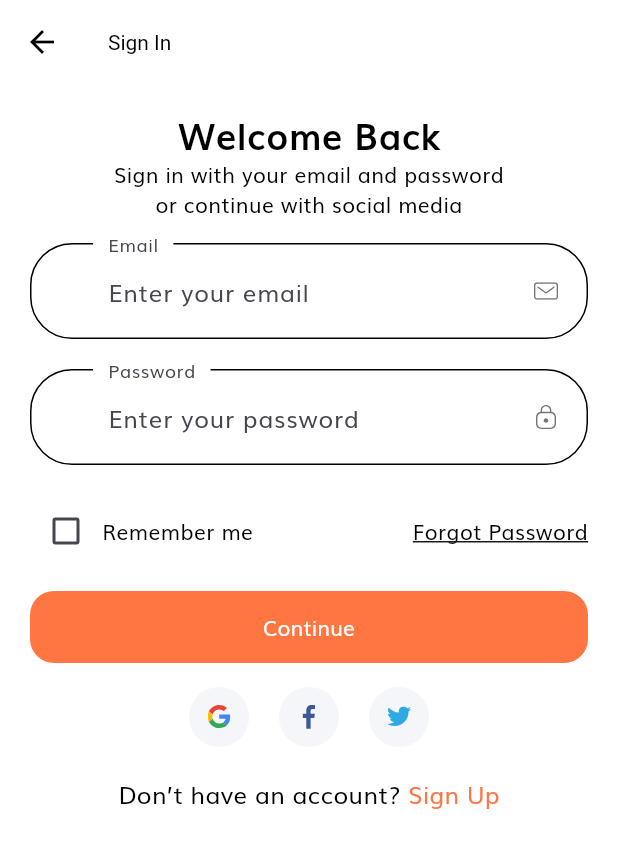
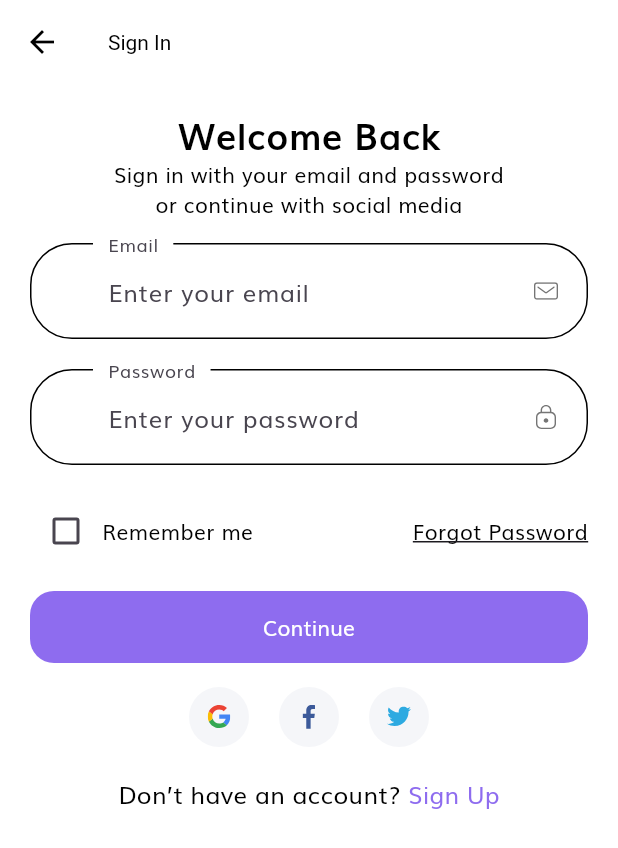
Before and after one commit to belabiedredouane/ecom-shop-dz, a Flutter app: the screen it shows after launch, after a tap on "Continue", on a phone screen of 412 x 824 dp. Shown: the top 848 px of the screen. Run offline on Flutter 3.47's test engine with Material 3 defaults, Android fonts, the phone set to English and light mode, and no system bars; our stand-ins replace flutter_svg.

Commit message:
fixing themes version 1

```diff
--- a/lib/components/product_card.dart
+++ b/lib/components/product_card.dart
@@ -31,7 +31,7 @@ class ProductCard extends StatelessWidget {
               child: Container(
                 padding: const EdgeInsets.all(20),
                 decoration: BoxDecoration(
-                  color: kSecondaryColor.withOpacity(0.1),
+                  color: Theme.of(context).primaryColor,
                   borderRadius: BorderRadius.circular(12),
                 ),
                 child: Image.asset(product.images[0]),
--- a/lib/constants.dart
+++ b/lib/constants.dart
@@ -1,6 +1,6 @@
 import 'package:flutter/material.dart';
 
-const kPrimaryColor = Color(0xFFFF7643);
+const kPrimaryColor = Color(0xFF8E6CEF);
 const kPrimaryLightColor = Color(0xFFFFECDF);
 const kPrimaryGradientColor = LinearGradient(
   begin: Alignment.topLeft,
@@ -8,6 +8,7 @@ const kPrimaryGradientColor = LinearGradient(
   colors: [Color(0xFFFFA53E), Color(0xFFFF7643)],
 );
 const kSecondaryColor = Color(0xFF979797);
+const kSecondaryColorDark = Colors.white;
 const kTextColor = Colors.black;
 
 const kAnimationDuration = Duration(milliseconds: 200);
--- a/lib/main.dart
+++ b/lib/main.dart
@@ -17,7 +17,9 @@ class MyApp extends StatelessWidget {
     return MaterialApp(
       debugShowCheckedModeBanner: false,
       title: 'Shop',
+      themeMode: ThemeMode.system,
       theme: AppTheme.lightTheme(context),
+      darkTheme: AppTheme.darkTheme(context),
       initialRoute: SplashScreen.routeName,
       routes: routes,
     );
--- a/lib/screens/home/components/section_title.dart
+++ b/lib/screens/home/components/section_title.dart
@@ -20,12 +20,10 @@ class SectionTitle extends StatelessWidget {
           style: const TextStyle(
             fontSize: 16,
             fontWeight: FontWeight.w600,
-            color: Colors.black,
           ),
         ),
         TextButton(
           onPressed: press,
-          style: TextButton.styleFrom(foregroundColor: Colors.grey),
           child: const Text("See more"),
         ),
       ],
--- a/lib/screens/init_screen.dart
+++ b/lib/screens/init_screen.dart
@@ -51,7 +51,6 @@ class _InitScreenState extends State<InitScreen> {
     return Scaffold(
       body: pages[currentSelectedIndex],
       bottomNavigationBar: BottomNavigationBar(
-        backgroundColor: Colors.white,
         onTap: updateCurrentIndex,
         currentIndex: currentSelectedIndex,
         showSelectedLabels: false,
--- a/lib/screens/splash/splash_screen.dart
+++ b/lib/screens/splash/splash_screen.dart
@@ -83,7 +83,10 @@ class _SplashScreenState extends State<SplashScreen> {
                         onPressed: () {
                           Navigator.pushNamed(context, SignInScreen.routeName);
                         },
-                        child: const Text("Continue"),
+                        child: const Text(
+                          "Continue",
+                          style: TextStyle(fontWeight: FontWeight.bold),
+                        ),
                       ),
                       const Spacer(),
                     ],
--- a/lib/theme.dart
+++ b/lib/theme.dart
@@ -5,6 +5,7 @@ import 'constants.dart';
 class AppTheme {
   static ThemeData lightTheme(BuildContext context) {
     return ThemeData(
+      primaryColor: const Color(0xFF979797).withOpacity(0.1),
       scaffoldBackgroundColor: Colors.white,
       fontFamily: "Muli",
       appBarTheme: const AppBarTheme(
@@ -36,8 +37,58 @@ class AppTheme {
           ),
         ),
       ),
+      bottomNavigationBarTheme:
+          const BottomNavigationBarThemeData(backgroundColor: Colors.white),
       floatingActionButtonTheme: const FloatingActionButtonThemeData(
-            backgroundColor: Color(0xFF4A3298), foregroundColor: Colors.white));
+          backgroundColor: Color(0xFF4A3298), foregroundColor: Colors.white),
+      textButtonTheme: TextButtonThemeData(
+        style: TextButton.styleFrom(foregroundColor: Colors.grey),
+      ),
+    );
+  }
+
+  static ThemeData darkTheme(BuildContext context) {
+    return ThemeData(
+      primaryColor: Colors.white,
+      scaffoldBackgroundColor: const Color(0XFF1D182A),
+      fontFamily: "Muli",
+      appBarTheme: const AppBarTheme(
+          color: Color(0XFF1D182A),
+          elevation: 0,
+          iconTheme: IconThemeData(color: Colors.white),
+          titleTextStyle: TextStyle(color: Colors.white)),
+      textTheme: const TextTheme(
+        bodyLarge: TextStyle(color: Colors.white),
+        bodyMedium: TextStyle(color: Colors.white),
+        bodySmall: TextStyle(color: Colors.white),
+      ),
+      inputDecorationTheme: const InputDecorationTheme(
+        floatingLabelBehavior: FloatingLabelBehavior.always,
+        contentPadding: EdgeInsets.symmetric(horizontal: 42, vertical: 20),
+        enabledBorder: outlineInputBorder,
+        focusedBorder: outlineInputBorder,
+        border: outlineInputBorder,
+      ),
+      visualDensity: VisualDensity.adaptivePlatformDensity,
+      elevatedButtonTheme: ElevatedButtonThemeData(
+        style: ElevatedButton.styleFrom(
+          elevation: 0,
+          backgroundColor: kPrimaryColor,
+          foregroundColor: Colors.white,
+          minimumSize: const Size(double.infinity, 48),
+          shape: const RoundedRectangleBorder(
+            borderRadius: BorderRadius.all(Radius.circular(16)),
+          ),
+        ),
+      ),
+      floatingActionButtonTheme: const FloatingActionButtonThemeData(
+          backgroundColor: Color(0xFF4A3298), foregroundColor: Colors.white),
+      bottomNavigationBarTheme: const BottomNavigationBarThemeData(
+          backgroundColor: Color(0XFF1D182A)),
+      textButtonTheme: TextButtonThemeData(
+        style: TextButton.styleFrom(foregroundColor: Colors.white),
+      ),
+    );
   }
 }
 
```
Also changed, not shown: 11 other files. Lines whose indentation alone changed are shown as unchanged.
